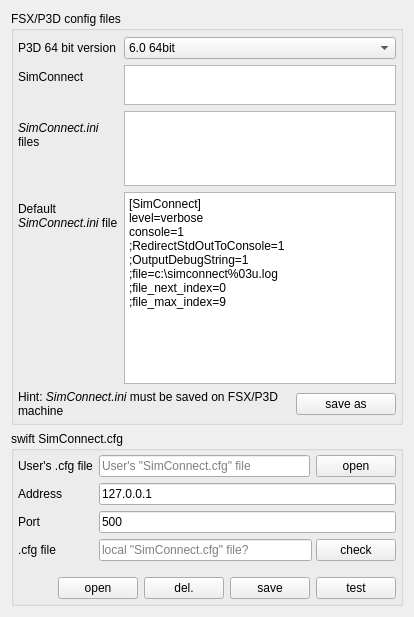
The window that src/plugins/simulator/fsxcommon/simconnectsettingscomponent.ui (swift-project/pilotclient) describes before a commit, drawn with Qt 5.
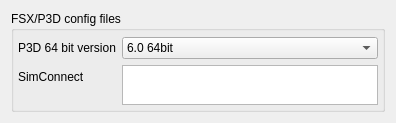
The same window after the commit.

Commit message: refactor: Clean up simconnect settings

The edit to the form file:
```diff
--- a/src/plugins/simulator/fsxcommon/simconnectsettingscomponent.ui
+++ b/src/plugins/simulator/fsxcommon/simconnectsettingscomponent.ui
@@ -31,104 +31,6 @@
         </property>
        </widget>
       </item>
-      <item row="2" column="0">
-       <widget class="QLabel" name="lbl_SimConnectIniFiles">
-        <property name="text">
-         <string>&lt;html&gt;&lt;head/&gt;&lt;body&gt;&lt;p&gt;&lt;span style=&quot; font-style:italic;&quot;&gt;SimConnect.ini&lt;/span&gt; files&lt;/p&gt;&lt;/body&gt;&lt;/html&gt;</string>
-        </property>
-        <property name="wordWrap">
-         <bool>true</bool>
-        </property>
-       </widget>
-      </item>
-      <item row="2" column="1">
-       <widget class="QPlainTextEdit" name="pte_SimConnectIniFiles">
-        <property name="maximumSize">
-         <size>
-          <width>16777215</width>
-          <height>75</height>
-         </size>
-        </property>
-        <property name="readOnly">
-         <bool>true</bool>
-        </property>
-       </widget>
-      </item>
-      <item row="3" column="0">
-       <widget class="QLabel" name="lbl_DefaultSimConnectIniFile">
-        <property name="text">
-         <string>&lt;html&gt;&lt;head/&gt;&lt;body&gt;&lt;p&gt;Default &lt;span style=&quot; font-style:italic;&quot;&gt;SimConnect.ini&lt;/span&gt; file&lt;/p&gt;&lt;/body&gt;&lt;/html&gt;</string>
-        </property>
-        <property name="wordWrap">
-         <bool>true</bool>
-        </property>
-       </widget>
-      </item>
-      <item row="3" column="1">
-       <widget class="QPlainTextEdit" name="pte_SimConnectIni">
-        <property name="plainText">
-         <string>[SimConnect] 
-level=verbose 
-console=1 
-;RedirectStdOutToConsole=1 
-;OutputDebugString=1 
-;file=c:\simconnect%03u.log 
-;file_next_index=0 
-;file_max_index=9 
-</string>
-        </property>
-        <property name="placeholderText">
-         <string>all SimConnect.ini files found</string>
-        </property>
-       </widget>
-      </item>
-      <item row="4" column="0" colspan="2">
-       <widget class="QWidget" name="wi_SimConnectIniSaveAs" native="true">
-        <layout class="QHBoxLayout" name="horizontalLayout">
-         <property name="leftMargin">
-          <number>0</number>
-         </property>
-         <property name="topMargin">
-          <number>0</number>
-         </property>
-         <property name="rightMargin">
-          <number>0</number>
-         </property>
-         <property name="bottomMargin">
-          <number>0</number>
-         </property>
-         <item>
-          <widget class="QLabel" name="lbl_SimConnectIniSaveHint">
-           <property name="sizePolicy">
-            <sizepolicy hsizetype="Expanding" vsizetype="Preferred">
-             <horstretch>0</horstretch>
-             <verstretch>0</verstretch>
-            </sizepolicy>
-           </property>
-           <property name="text">
-            <string>&lt;html&gt;&lt;head/&gt;&lt;body&gt;&lt;p&gt;Hint: &lt;span style=&quot; font-style:italic;&quot;&gt;SimConnect.ini&lt;/span&gt; must be saved on FSX/P3D machine&lt;/p&gt;&lt;/body&gt;&lt;/html&gt;</string>
-           </property>
-           <property name="wordWrap">
-            <bool>true</bool>
-           </property>
-          </widget>
-         </item>
-         <item alignment="Qt::AlignRight">
-          <widget class="QPushButton" name="pb_SaveAsSimConnectIni">
-           <property name="minimumSize">
-            <size>
-             <width>100</width>
-             <height>0</height>
-            </size>
-           </property>
-           <property name="text">
-            <string>save as</string>
-           </property>
-          </widget>
-         </item>
-        </layout>
-       </widget>
-      </item>
       <item row="1" column="1">
        <widget class="QPlainTextEdit" name="pte_SimConnectInfo">
         <property name="maximumSize">
@@ -210,277 +112,6 @@
      </layout>
     </widget>
    </item>
-   <item>
-    <widget class="QGroupBox" name="gb_SwiftSimConnectCfg">
-     <property name="title">
-      <string>swift SimConnect.cfg</string>
-     </property>
-     <layout class="QFormLayout" name="fl_SwiftSimConnectCfg">
-      <property name="leftMargin">
-       <number>4</number>
-      </property>
-      <property name="topMargin">
-       <number>4</number>
-      </property>
-      <property name="rightMargin">
-       <number>4</number>
-      </property>
-      <property name="bottomMargin">
-       <number>4</number>
-      </property>
-      <item row="1" column="0">
-       <widget class="QLabel" name="lbl_Address">
-        <property name="text">
-         <string>Address</string>
-        </property>
-       </widget>
-      </item>
-      <item row="1" column="1">
-       <widget class="QLineEdit" name="le_Address">
-        <property name="text">
-         <string>127.0.0.1</string>
-        </property>
-        <property name="maxLength">
-         <number>128</number>
-        </property>
-        <property name="placeholderText">
-         <string>e.g. &quot;127.0.0.1&quot; or &quot;192.128.3.1&quot;</string>
-        </property>
-       </widget>
-      </item>
-      <item row="2" column="0">
-       <widget class="QLabel" name="lbl_Port">
-        <property name="text">
-         <string>Port</string>
-        </property>
-       </widget>
-      </item>
-      <item row="2" column="1">
-       <widget class="QLineEdit" name="le_Port">
-        <property name="text">
-         <string>500</string>
-        </property>
-        <property name="placeholderText">
-         <string>normally &quot;500&quot;</string>
-        </property>
-       </widget>
-      </item>
-      <item row="3" column="0">
-       <widget class="QLabel" name="lbl_ExistsSimConnectCfg">
-        <property name="toolTip">
-         <string>is 'SimConnect.cfg' available?</string>
-        </property>
-        <property name="text">
-         <string>.cfg file</string>
-        </property>
-       </widget>
-      </item>
-      <item row="3" column="1">
-       <widget class="QWidget" name="wi_ExistsSimConnectCfg" native="true">
-        <layout class="QHBoxLayout" name="hl_SettingsFsxExistsSimConnectCfg">
-         <property name="spacing">
-          <number>4</number>
-         </property>
-         <property name="leftMargin">
-          <number>0</number>
-         </property>
-         <property name="topMargin">
-          <number>0</number>
-         </property>
-         <property name="rightMargin">
-          <number>0</number>
-         </property>
-         <property name="bottomMargin">
-          <number>0</number>
-         </property>
-         <item>
-          <widget class="QLineEdit" name="le_ExistsSimConnectCfg">
-           <property name="readOnly">
-            <bool>true</bool>
-           </property>
-           <property name="placeholderText">
-            <string>local &quot;SimConnect.cfg&quot; file?</string>
-           </property>
-          </widget>
-         </item>
-         <item>
-          <widget class="QPushButton" name="pb_ExistsSimConnectCfg">
-           <property name="sizePolicy">
-            <sizepolicy hsizetype="Fixed" vsizetype="Preferred">
-             <horstretch>0</horstretch>
-             <verstretch>0</verstretch>
-            </sizepolicy>
-           </property>
-           <property name="minimumSize">
-            <size>
-             <width>50</width>
-             <height>0</height>
-            </size>
-           </property>
-           <property name="text">
-            <string>check</string>
-           </property>
-          </widget>
-         </item>
-        </layout>
-       </widget>
-      </item>
-      <item row="4" column="0" colspan="2">
-       <layout class="QHBoxLayout" name="hl_SimConnectCfgButtons">
-        <property name="topMargin">
-         <number>10</number>
-        </property>
-        <item>
-         <spacer name="hs_SimConnectCfgButtons">
-          <property name="orientation">
-           <enum>Qt::Horizontal</enum>
-          </property>
-          <property name="sizeHint" stdset="0">
-           <size>
-            <width>40</width>
-            <height>20</height>
-           </size>
-          </property>
-         </spacer>
-        </item>
-        <item>
-         <widget class="QPushButton" name="pb_OpenSwiftSimConnectCfg">
-          <property name="sizePolicy">
-           <sizepolicy hsizetype="Preferred" vsizetype="Preferred">
-            <horstretch>0</horstretch>
-            <verstretch>0</verstretch>
-           </sizepolicy>
-          </property>
-          <property name="minimumSize">
-           <size>
-            <width>50</width>
-            <height>0</height>
-           </size>
-          </property>
-          <property name="text">
-           <string>open</string>
-          </property>
-         </widget>
-        </item>
-        <item>
-         <widget class="QPushButton" name="pb_DeleteSwiftSimConnectCfg">
-          <property name="sizePolicy">
-           <sizepolicy hsizetype="Preferred" vsizetype="Preferred">
-            <horstretch>0</horstretch>
-            <verstretch>0</verstretch>
-           </sizepolicy>
-          </property>
-          <property name="minimumSize">
-           <size>
-            <width>50</width>
-            <height>0</height>
-           </size>
-          </property>
-          <property name="text">
-           <string>del.</string>
-          </property>
-         </widget>
-        </item>
-        <item>
-         <widget class="QPushButton" name="pb_SaveSwiftSimConnectCfg">
-          <property name="sizePolicy">
-           <sizepolicy hsizetype="Preferred" vsizetype="Preferred">
-            <horstretch>0</horstretch>
-            <verstretch>0</verstretch>
-           </sizepolicy>
-          </property>
-          <property name="minimumSize">
-           <size>
-            <width>50</width>
-            <height>0</height>
-           </size>
-          </property>
-          <property name="maximumSize">
-           <size>
-            <width>16777215</width>
-            <height>16777215</height>
-           </size>
-          </property>
-          <property name="text">
-           <string>save</string>
-          </property>
-         </widget>
-        </item>
-        <item>
-         <widget class="QPushButton" name="pb_TestConnection">
-          <property name="sizePolicy">
-           <sizepolicy hsizetype="Preferred" vsizetype="Preferred">
-            <horstretch>0</horstretch>
-            <verstretch>0</verstretch>
-           </sizepolicy>
-          </property>
-          <property name="minimumSize">
-           <size>
-            <width>50</width>
-            <height>0</height>
-           </size>
-          </property>
-          <property name="maximumSize">
-           <size>
-            <width>16777215</width>
-            <height>16777215</height>
-           </size>
-          </property>
-          <property name="toolTip">
-           <string>Test connection</string>
-          </property>
-          <property name="text">
-           <string extracomment="Test connection">test</string>
-          </property>
-         </widget>
-        </item>
-       </layout>
-      </item>
-      <item row="0" column="0">
-       <widget class="QLabel" name="lbl_UserCfgFile">
-        <property name="text">
-         <string>User's .cfg file</string>
-        </property>
-       </widget>
-      </item>
-      <item row="0" column="1">
-       <widget class="QWidget" name="wi_UserSimConnectCfg" native="true">
-        <layout class="QHBoxLayout" name="hl_UserCfgFile">
-         <property name="leftMargin">
-          <number>0</number>
-         </property>
-         <property name="topMargin">
-          <number>0</number>
-         </property>
-         <property name="rightMargin">
-          <number>0</number>
-         </property>
-         <property name="bottomMargin">
-          <number>0</number>
-         </property>
-         <item>
-          <widget class="QLineEdit" name="le_UserCfgFile">
-           <property name="readOnly">
-            <bool>true</bool>
-           </property>
-           <property name="placeholderText">
-            <string>User's &quot;SimConnect.cfg&quot; file</string>
-           </property>
-          </widget>
-         </item>
-         <item>
-          <widget class="QPushButton" name="pb_OpenUserCfgFile">
-           <property name="text">
-            <string>open</string>
-           </property>
-          </widget>
-         </item>
-        </layout>
-       </widget>
-      </item>
-     </layout>
-    </widget>
-   </item>
   </layout>
  </widget>
  <tabstops>
```
Left out of the diff: 13 changed lines with no effect on the pictures. The commit also changes 5 other files.
